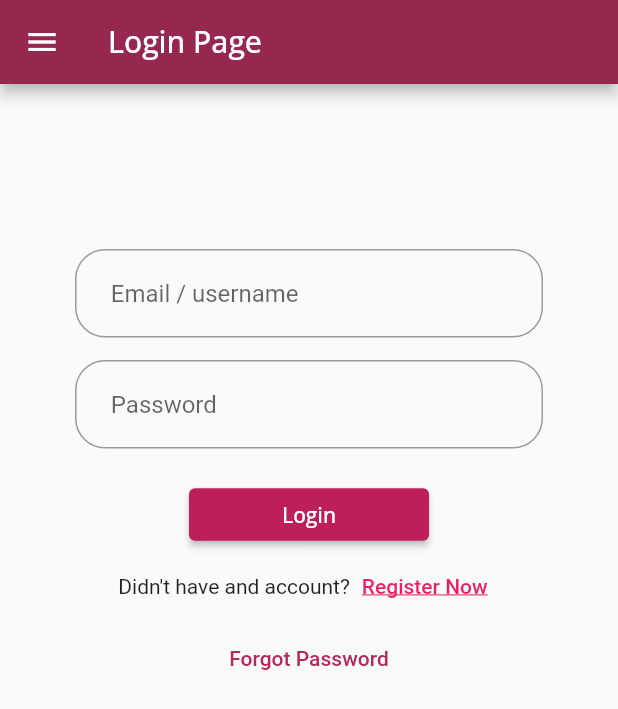
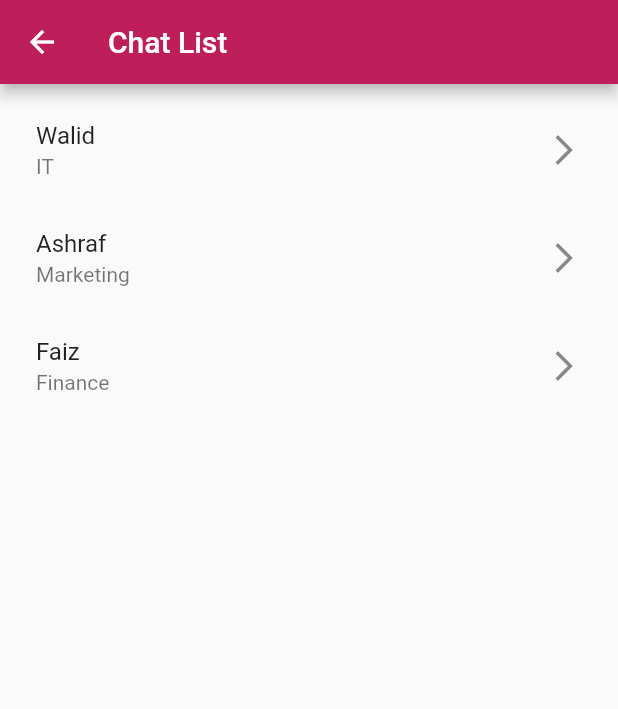
Before and after one commit to walidwazini/Flutter-ChatApp-2, a Flutter app: the screen it shows after launch, after a tap on "Login", on a phone screen of 412 x 824 dp. Shown: the top 709 px of the screen. Run offline on Flutter 3.47's test engine with Material 2 defaults, Android fonts, the phone set to English and light mode, and no system bars; our stand-ins replace google_fonts; Roboto replaces fonts that are missing (Georgia, Hind).

Commit message:
3rd commit

```diff
--- a/lib/main.dart
+++ b/lib/main.dart
@@ -1,5 +1,8 @@
+import 'package:chat_app_2/widgets/chat_detail.dart';
+import 'package:chat_app_2/widgets/chat_list.dart';
 import 'package:chat_app_2/widgets/forgot_password.dart';
 import 'package:chat_app_2/widgets/login.dart';
+import 'package:chat_app_2/widgets/messages_screen.dart';
 import 'package:chat_app_2/widgets/register.dart';
 import 'package:flutter/material.dart';
 
@@ -14,10 +17,20 @@ class MyApp extends StatelessWidget {
     return MaterialApp(
       debugShowCheckedModeBanner: false,
       title: 'Flutter Demo',
-      // theme: ThemeData(primarySwatch: Colors.blue,),
+      theme: ThemeData(
+        primarySwatch: Colors.blue,
+        fontFamily: 'Georgia',
+        textTheme: const TextTheme(
+          headline1: TextStyle(fontSize: 72.0, fontWeight: FontWeight.bold),
+          headline6: TextStyle(fontSize: 36.0, fontStyle: FontStyle.italic),
+          bodyText2: TextStyle(fontSize: 14.0, fontFamily: 'Hind'),
+        ),
+      ),
       home: LoginPage(),
       routes: {
         'Login' : (context) => LoginPage(),
+        'ChatList' : (context) => ChatListPage(),
+        'ChatDetails' : (context) => ChatDetailPage(),
         'Register' : (context) => RegisterPage(),
         'RecoverPassword' : (context) => ForgotPasswordPage(),
       },
--- a/lib/widgets/chat_list.dart
+++ b/lib/widgets/chat_list.dart
@@ -1,14 +1,17 @@
 import 'package:flutter/material.dart';
 
-class ChatDetailPage extends StatefulWidget {
+class ChatListPage extends StatefulWidget {
   // const ChatDetailPage({Key? key}) : super(key: key);
 
   @override
-  _ChatDetailPageState createState() => _ChatDetailPageState();
+  _ChatListPageState createState() => _ChatListPageState();
 }
 
-class _ChatDetailPageState extends State<ChatDetailPage> {
+class _ChatListPageState extends State<ChatListPage> {
   var color1 = Color.fromRGBO(190, 30, 90, 1);
+  var users = [
+    {'name' : "Walid", 'dept':'IT'}, {'name':'Ashraf', 'dept':'Marketing'},{'name':'Faiz','dept':'Finance'}
+  ];
 
   @override
   Widget build(BuildContext context) {
@@ -18,11 +21,16 @@ class _ChatDetailPageState extends State<ChatDetailPage> {
       ),
       body: Padding(
         padding: const EdgeInsets.all(8.0),
-        child: Center(
-          child: SingleChildScrollView(
-
-          ),
-        ),
+        child: ListView.builder( itemCount: users.length,
+            itemBuilder: (context, position){
+          return ListTile(
+            title: Text(users[position]['name']!),
+            subtitle: Text(users[position]['dept']!),hoverColor: Colors.pinkAccent,
+            trailing: Icon(Icons.arrow_forward_ios), onTap: (){
+              Navigator.pushNamed(context, 'ChatDetails');
+          },
+          );
+        }),
       )
     );
   }
--- a/lib/widgets/login.dart
+++ b/lib/widgets/login.dart
@@ -15,6 +15,7 @@ class LoginPage extends StatelessWidget {
       ),
       body: Padding(
         padding: const EdgeInsets.fromLTRB(50,110,50,10),
+        child: SingleChildScrollView(
           child: Center(
             child: Column(
               children: [
@@ -30,11 +31,15 @@ class LoginPage extends StatelessWidget {
                 TextField(
                   decoration: InputDecoration(
                       border: OutlineInputBorder(borderRadius: BorderRadius.circular(20.0)),
-                    hintText: '   Password'),
+                      hintText: '   Password' ),
                   obscureText: true,
                 ),
                 SizedBox(height: 20,),
-              ElevatedButton(onPressed: (){}, child: Text('Login', style: GoogleFonts.openSans(),),
+
+                // ----------------------     LOGIN BUTTON   ----------------------------
+                ElevatedButton(onPressed: (){
+                  Navigator.pushNamed(context, 'ChatList');
+                }, child: Text('Login', style: GoogleFonts.openSans(),),
                   style: ElevatedButton.styleFrom(
                       primary: color1,
                     minimumSize: Size(160.0,35.0),
@@ -63,6 +68,7 @@ class LoginPage extends StatelessWidget {
             ),
           ),
         ),
+      ),
     );
   }
 }
```
Also changed, not shown: lib/widgets/body.dart (added, +55 -0 lines), lib/widgets/chat_detail.dart (+40 -3 lines), lib/widgets/forgot_password.dart (+14 -3 lines), lib/widgets/messages_screen.dart (added, +18 -0 lines). Lines whose indentation alone changed are shown as unchanged.
